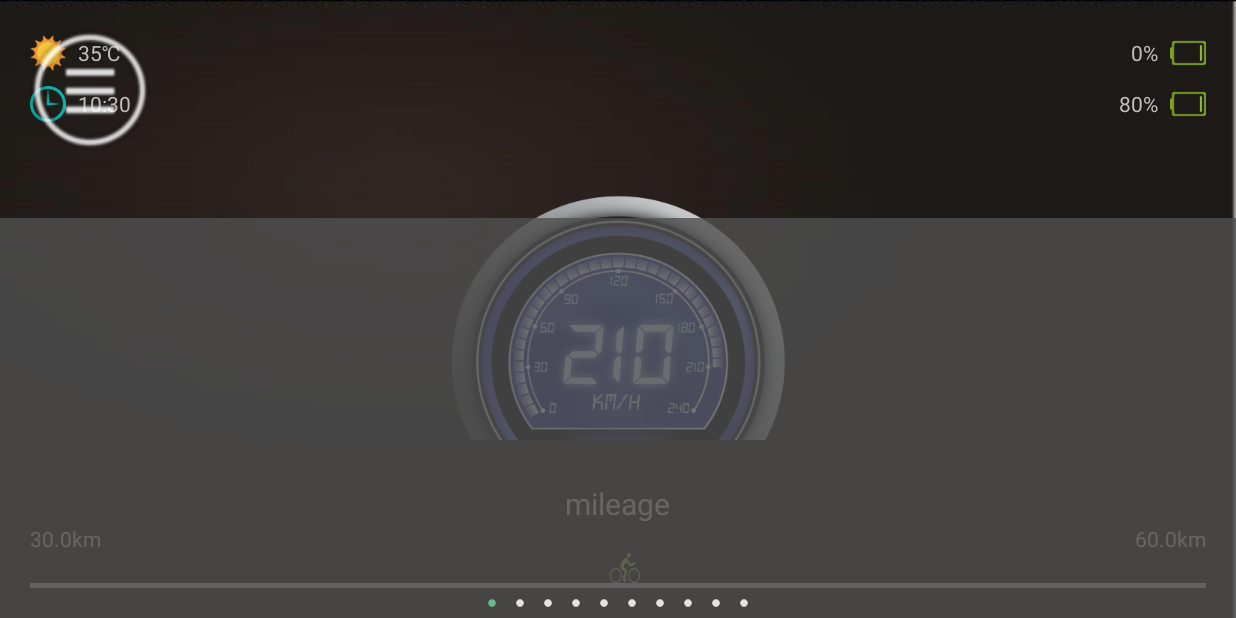
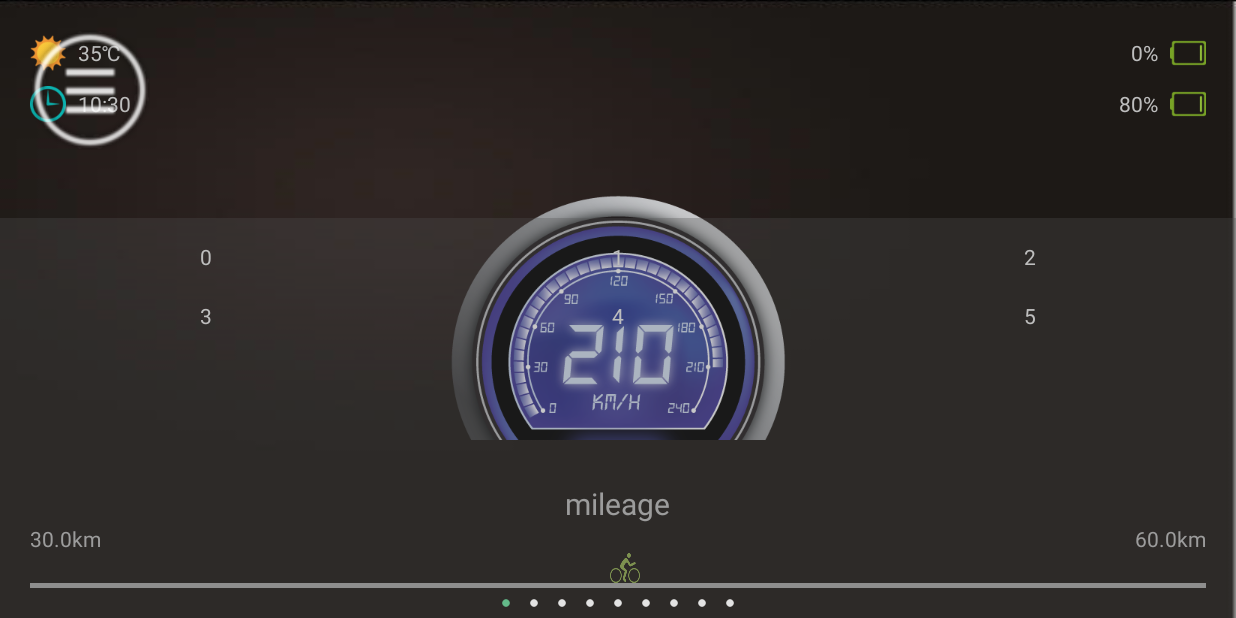
Before and after one commit to jiangguchuan/IEBicycle, an Android app: the HomeActivity screen opened directly, with no data from a screen before it, after a tap on an icon or button, on a phone screen of 824 x 412 dp (held sideways). Run offline under Robolectric (Android 15) with nearby library versions, the phone set to English and light mode, and no system bars; 2 statements that could not run were skipped.

Commit message:
3
Signed-off-by: Guchuan.Jiang <jiangguchuan@huoyunren.com>

```diff
--- a/app/src/main/java/iebicycle/android/com/iebicycle/HomeActivity.java
+++ b/app/src/main/java/iebicycle/android/com/iebicycle/HomeActivity.java
@@ -1,11 +1,22 @@
 package iebicycle.android.com.iebicycle;
 
 import android.app.Activity;
+import android.content.Context;
 import android.content.Intent;
 import android.os.Bundle;
+import android.view.Gravity;
+import android.view.LayoutInflater;
+import android.view.View;
 import android.widget.ImageView;
+import android.widget.TextView;
 
+import java.util.ArrayList;
+import java.util.List;
+
+import iebicycle.android.com.iebicycle.adapter.PagerGridAdapter;
 import iebicycle.android.com.iebicycle.layout.BottomMenu;
+import iebicycle.android.com.iebicycle.layout.NonScrollableGridView;
+import iebicycle.android.com.iebicycle.layout.PagingGridView;
 import iebicycle.android.com.iebicycle.service.WeatherService;
 import iebicycle.android.com.iebicycle.utils.WebAccessTools;
 
@@ -21,19 +32,9 @@ public class HomeActivity extends Activity {
     protected void onCreate(Bundle savedInstanceState) {
         super.onCreate(savedInstanceState);
         setContentView(R.layout.home_activity);
-        mBottomMenu = new BottomMenu(this).create();
-        mBottomMenu.setOnButtonClickListener(new OnButtonClicked() {
-            @Override
-            public void onMenuBtnClicked() {
-                if (mBottomMenu.isShowing()) {
-                    mBottomMenu.hide();
-                } else {
-                    mBottomMenu.show();
-                }
-            }
-        });
         getFragmentManager().beginTransaction().replace(R.id.fragment_container,
                 new MotormeterFragment()).commit();
+        initBottomView();
 
         Intent intent = new Intent(this, WeatherService.class);
         this.startService(intent);
@@ -49,6 +50,36 @@ public class HomeActivity extends Activity {
 //        }.start();
     }
 
+    private void initBottomView() {
+        mBottomMenu = new BottomMenu(this).create();
+        PagingGridView pagingGridView =
+                (PagingGridView) LayoutInflater.from(this).inflate(R.layout.home_menu, null);
+        List<String> data = new ArrayList<>();
+        for(int i = 0; i < 50; i++) {
+            data.add(i + "");
+        }
+        MenuAdapter adapter = new MenuAdapter(data, this, 3, 2);
+        pagingGridView.setAdapter(adapter);
+        pagingGridView.setOnItemClickedListener(new PagingGridView.OnItemClickedListener() {
+            @Override
+            public void onItemClicked(int position) {
+                android.util.Log.e("jgc", "position -> " + position);
+            }
+        });
+        mBottomMenu.setContentView(pagingGridView);
+        mBottomMenu.setBackgroundColor(0x50505050);
+        mBottomMenu.setOnButtonClickListener(new OnButtonClicked() {
+            @Override
+            public void onMenuBtnClicked() {
+                if (mBottomMenu.isShowing()) {
+                    mBottomMenu.hide();
+                } else {
+                    mBottomMenu.show();
+                }
+            }
+        });
+    }
+
     @Override
     public void onBackPressed() {
         if (mBottomMenu.isShowing()) {
@@ -57,4 +88,30 @@ public class HomeActivity extends Activity {
             super.onBackPressed();
         }
     }
+
+    private class MenuAdapter extends PagerGridAdapter<String> {
+
+        private List<String> mData;
+
+        public MenuAdapter(List<String> data, Context context, int width, int height) {
+            super(data, context, width, height);
+            mData = data;
+        }
+
+        @Override
+        public View getItemView(int position) {
+            TextView view = new TextView(HomeActivity.this);
+            view.setText(mData.get(position));
+            view.setGravity(Gravity.CENTER);
+            return view;
+        }
+
+        @Override
+        public View getGridView() {
+            NonScrollableGridView view = (NonScrollableGridView)
+                    LayoutInflater.from(HomeActivity.this).inflate(R.layout.non_scroll_grid_view, null);
+            return view;
+        }
+    }
+
 }
--- a/app/src/main/java/iebicycle/android/com/iebicycle/MotormeterFragment.java
+++ b/app/src/main/java/iebicycle/android/com/iebicycle/MotormeterFragment.java
@@ -158,9 +158,9 @@ public class MotormeterFragment extends Fragment {
 //        editor.putFloat(KEY_WEATHER_TEMP, mWeatherInfo.getTemp());
 //        editor.commit();
 //
-//        mContext.unregisterReceiver(weatherReceiver);
-//        mContext.unregisterReceiver(batteryReceiver);
-//        mContext.unregisterReceiver(timeReceiver);
+        mContext.unregisterReceiver(weatherReceiver);
+        mContext.unregisterReceiver(batteryReceiver);
+        mContext.unregisterReceiver(timeReceiver);
     }
 
     @Override
--- /dev/null
+++ b/app/src/main/java/iebicycle/android/com/iebicycle/adapter/PagerGridAdapter.java
@@ -0,0 +1,109 @@
+package iebicycle.android.com.iebicycle.adapter;
+
+import android.content.Context;
+import android.support.v4.view.PagerAdapter;
+import android.support.v4.view.ViewPager;
+import android.view.View;
+import android.view.ViewGroup;
+import android.widget.BaseAdapter;
+
+import java.util.ArrayList;
+import java.util.List;
+
+import iebicycle.android.com.iebicycle.layout.NonScrollableGridView;
+
+/**
+ * Created by Guchuan on 2015/10/26.
+ */
+public abstract class PagerGridAdapter<T extends Object> extends PagerAdapter {
+
+    private Context mContext;
+    private List<NonScrollableGridView> mViewList = new ArrayList<>();
+    private List<T> mData;
+    private int mPageItemCount;
+
+    public PagerGridAdapter(List<T> data, Context context, int width, int height) {
+        mData = data;
+        mContext = context;
+        mPageItemCount = width * height;
+        for(int i = 0; i < data.size() / (width * height) + 1; i++) {
+            mViewList.add(getGridView(i, width, height));
+        }
+    }
+
+    @Override
+    public int getCount() {
+        return mViewList.size();
+    }
+
+    @Override
+    public boolean isViewFromObject(View view, Object object) {
+        return view == object;
+    }
+
+    @Override
+    public Object instantiateItem(ViewGroup container, int position) {
+        ((ViewPager) container).addView(mViewList.get(position), 0);
+        return mViewList.get(position);
+    }
+
+    @Override
+    public void destroyItem(ViewGroup container, int position, Object object) {
+        container.removeView((View) object);
+    }
+
+    private NonScrollableGridView getGridView(int pageNum, int width, int height) {
+        NonScrollableGridView gridView =  (NonScrollableGridView) getGridView();
+        gridView.setNumColumns(width);
+        GridAdapter adapter = new GridAdapter(pageNum, width * height);
+        int i = mData.size() - pageNum * width * height;
+        gridView.setAdapter(adapter);
+        return gridView;
+    };
+
+    private final class GridAdapter extends BaseAdapter{
+
+        private int mPageNum;
+
+        public GridAdapter(int pageNum, int pagerCount) {
+            mPageNum = pageNum;
+        }
+
+        @Override
+        public int getCount() {
+            int i = mData.size() - mPageItemCount * mPageNum;
+            return i < mPageItemCount ? i : mPageItemCount;
+        }
+
+        @Override
+        public Object getItem(int position) {
+            return null;
+        }
+
+        @Override
+        public long getItemId(int position) {
+            return position;
+        }
+
+        @Override
+        public View getView(int position, View convertView, ViewGroup parent) {
+            View view = null;
+            if (position + mPageItemCount * mPageNum < mData.size()) {
+                view = getItemView(position + mPageItemCount * mPageNum);
+            }
+            return view;
+        }
+    }
+
+    public int getPageItemCount() {
+        return mPageItemCount;
+    }
+
+    public List<NonScrollableGridView> getGridViews() {
+        return mViewList;
+    }
+
+    public abstract View getItemView(int position);
+
+    public abstract View getGridView();
+}
--- a/app/src/main/java/iebicycle/android/com/iebicycle/layout/BottomMenu.java
+++ b/app/src/main/java/iebicycle/android/com/iebicycle/layout/BottomMenu.java
@@ -3,8 +3,6 @@ package iebicycle.android.com.iebicycle.layout;
 import android.app.Activity;
 import android.content.Context;
 import android.util.DisplayMetrics;
-import android.util.Log;
-import android.view.DragEvent;
 import android.view.LayoutInflater;
 import android.view.MotionEvent;
 import android.view.View;
@@ -17,18 +15,19 @@ import android.widget.ImageView;
 import android.widget.LinearLayout;
 import android.widget.RelativeLayout;
 import android.widget.TextView;
-import android.widget.Toast;
 
 import iebicycle.android.com.iebicycle.R;
 
 public class BottomMenu extends LinearLayout implements OnClickListener, View.OnTouchListener {
+
+    public static final int CONTAINER_HEIGHT = 400;
 
     public interface OnButtonClicked {
         void onMenuBtnClicked();
     }
 
     private Activity mActivity;
-    private View mContainer;
+    private LinearLayout mContainer;
     private TextView mDelete;
     private TextView mCancel;
     private boolean mIsShowing;
@@ -40,7 +39,8 @@ public class BottomMenu extends LinearLayout implements OnClickListener, View.On
     private int mScreenHeight;
     boolean isClick = false;
     private RelativeLayout mMenuLayout;
-    private boolean mReLayout = false;
+    private boolean mMoveIcon = true;
+            ;
 
     public BottomMenu(Context context) {
         super(context);
@@ -50,7 +50,7 @@ public class BottomMenu extends LinearLayout implements OnClickListener, View.On
         mActivity = (Activity) context;
         LayoutInflater.from(context).inflate(R.layout.main_menu_layout, this);
         mMenuLayout = (RelativeLayout) findViewById(R.id.menu_layout);
-        mContainer = findViewById(R.id.menu_item_container);
+        mContainer = (LinearLayout) findViewById(R.id.menu_item_container);
         addMenuBtn(context);
     }
 
@@ -60,8 +60,8 @@ public class BottomMenu extends LinearLayout implements OnClickListener, View.On
         RelativeLayout.LayoutParams lp = new RelativeLayout.LayoutParams(120, 120);
         lp.addRule(RelativeLayout.ALIGN_PARENT_LEFT);
         lp.addRule(RelativeLayout.ALIGN_PARENT_TOP);
-        lp.leftMargin=30;
-        lp.topMargin=30;
+        lp.leftMargin = 30;
+        lp.topMargin = 30;
         mMenuBtn.setLayoutParams(lp);
         mMenuBtn.setId(R.id.menu_btn);
         mMenuLayout.addView(mMenuBtn);
@@ -70,8 +70,8 @@ public class BottomMenu extends LinearLayout implements OnClickListener, View.On
         mMenuBtn.addOnLayoutChangeListener(new OnLayoutChangeListener() {
             @Override
             public void onLayoutChange(View v, int left, int top, int right, int bottom, int oldLeft, int oldTop, int oldRight, int oldBottom) {
-                if (mReLayout) {
-                    mReLayout = false;
+                mMoveIcon = !mMoveIcon;
+                if (mMoveIcon) {
                     mMenuBtn.layout(oldLeft, oldTop, oldRight, oldBottom);
                 }
             }
@@ -87,7 +87,7 @@ public class BottomMenu extends LinearLayout implements OnClickListener, View.On
                 mLastY = (int) event.getRawY();
                 return false;
             case MotionEvent.ACTION_MOVE:
-                mReLayout = false;
+                mMoveIcon = true;
                 int dx = (int) event.getRawX() - mLastX;
                 int dy = (int) event.getRawY() - mLastY;
 
@@ -108,8 +108,8 @@ public class BottomMenu extends LinearLayout implements OnClickListener, View.On
                     bottom = top + v.getHeight();
                 }
                 if (isShowing()) {
-                    if (bottom > mScreenHeight - 400) {
-                        bottom = mScreenHeight - 400;
+                    if (bottom > mScreenHeight - CONTAINER_HEIGHT) {
+                        bottom = mScreenHeight - CONTAINER_HEIGHT;
                         top = bottom - v.getHeight();
                     }
                 } else {
@@ -147,6 +147,22 @@ public class BottomMenu extends LinearLayout implements OnClickListener, View.On
         }
     }
 
+    public void setContentView(View view) {
+        mContainer.addView(view);
+    }
+
+    public void setContentView(int resId) {
+        mContainer.addView(LayoutInflater.from(mActivity).inflate(resId, null));
+    }
+
+    public void setBackgroundResource(int resId) {
+        mContainer.setBackgroundResource(resId);
+    }
+
+    public void setBackgroundColor(int color) {
+        mContainer.setBackgroundColor(color);
+    }
+
     public BottomMenu create() {
         mActivity.addContentView(this, new LayoutParams(ViewGroup.LayoutParams
                 .MATCH_PARENT, ViewGroup.LayoutParams.MATCH_PARENT));
@@ -154,14 +170,13 @@ public class BottomMenu extends LinearLayout implements OnClickListener, View.On
     }
 
     public void show() {
-        mReLayout = true;
-        TranslateAnimation showAnimation = new TranslateAnimation(0, 0, 400, 0);
+        TranslateAnimation showAnimation = new TranslateAnimation(0, 0, CONTAINER_HEIGHT, 0);
         showAnimation.setDuration(200);
         showAnimation.setInterpolator(new AccelerateInterpolator());
         mContainer.setAnimation(showAnimation);
         mContainer.setVisibility(View.VISIBLE);
         mIsShowing = true;
-        if (mMenuBtn.getBottom() > mScreenHeight - 400) {
+        if (mMenuBtn.getBottom() > mScreenHeight - CONTAINER_HEIGHT) {
             showAnimation.setAnimationListener(new Animation.AnimationListener() {
                 @Override
                 public void onAnimationStart(Animation animation) {
@@ -169,9 +184,9 @@ public class BottomMenu extends LinearLayout implements OnClickListener, View.On
 
                 @Override
                 public void onAnimationEnd(Animation animation) {
-                    if (mMenuBtn.getBottom() > mScreenHeight - 400) {
+                    if (mMenuBtn.getBottom() > mScreenHeight - CONTAINER_HEIGHT) {
                         TranslateAnimation ta = new TranslateAnimation(
-                                0, 0, 0, (mScreenHeight - mMenuBtn.getBottom()) - 400);
+                                0, 0, 0, (mScreenHeight - mMenuBtn.getBottom()) - CONTAINER_HEIGHT);
                         ta.setDuration(100);
                         ta.setInterpolator(new AccelerateInterpolator());
                         mMenuBtn.setAnimation(ta);
@@ -182,9 +197,9 @@ public class BottomMenu extends LinearLayout implements OnClickListener, View.On
 
                             @Override
                             public void onAnimationEnd(Animation animation) {
-                                mMenuBtn.layout(mMenuBtn.getLeft(), mScreenHeight - 400 - mMenuBtn.getHeight(),
-                                        mMenuBtn.getRight(), mScreenHeight - 400);
-                                mReLayout = false;
+                                mMoveIcon = true;
+                                mMenuBtn.layout(mMenuBtn.getLeft(), mScreenHeight - CONTAINER_HEIGHT - mMenuBtn.getHeight(),
+                                        mMenuBtn.getRight(), mScreenHeight - CONTAINER_HEIGHT);
                             }
 
                             @Override
@@ -202,13 +217,16 @@ public class BottomMenu extends LinearLayout implements OnClickListener, View.On
     }
 
     public void hide() {
-        mReLayout = true;
-        TranslateAnimation hideAnimation = new TranslateAnimation(0, 0, 0, 400);
+        TranslateAnimation hideAnimation = new TranslateAnimation(0, 0, 0, CONTAINER_HEIGHT);
         hideAnimation.setDuration(200);
         hideAnimation.setInterpolator(new AccelerateInterpolator());
         mContainer.setAnimation(hideAnimation);
         mContainer.setVisibility(View.GONE);
         mIsShowing = false;
+    }
+
+    public void setButtonIcon(int resId) {
+        mMenuBtn.setImageResource(resId);
     }
 
     public boolean isShowing() {
--- a/app/src/main/java/iebicycle/android/com/iebicycle/layout/LoginView.java
+++ b/app/src/main/java/iebicycle/android/com/iebicycle/layout/LoginView.java
@@ -13,6 +13,7 @@ import android.widget.Toast;
 
 import iebicycle.android.com.iebicycle.HomeActivity;
 import iebicycle.android.com.iebicycle.R;
+import iebicycle.android.com.iebicycle.TestActivity;
 
 public class LoginView extends LinearLayout implements OnClickListener {
 
@@ -50,6 +51,7 @@ public class LoginView extends LinearLayout implements OnClickListener {
 //                }
                 break;
             case R.id.btn_register:
+                mContext.startActivity(new Intent(mContext, TestActivity.class));
                 break;
         }
     }
--- a/app/src/main/java/iebicycle/android/com/iebicycle/layout/PagingGridView.java
+++ b/app/src/main/java/iebicycle/android/com/iebicycle/layout/PagingGridView.java
@@ -1,19 +1,17 @@
 package iebicycle.android.com.iebicycle.layout;
 
 import android.content.Context;
-import android.support.v4.view.PagerAdapter;
 import android.support.v4.view.ViewPager;
 import android.util.AttributeSet;
 import android.view.LayoutInflater;
 import android.view.View;
-import android.view.ViewGroup;
+import android.widget.AdapterView;
 import android.widget.LinearLayout;
 
-import java.lang.reflect.Type;
-import java.util.ArrayList;
 import java.util.List;
 
 import iebicycle.android.com.iebicycle.R;
+import iebicycle.android.com.iebicycle.adapter.PagerGridAdapter;
 
 /**
  * Created by Guchuan on 2015/5/22.
@@ -23,6 +21,13 @@ public class PagingGridView extends LinearLayout {
     private Context mContext;
     private ViewPager mViewPager;
     private SimpleViewPagerIndicator mIndicator = null;
+    private OnItemClickedListener mListener;
+    private PagerGridAdapter mAdapter;
+
+
+    public interface OnItemClickedListener {
+        void onItemClicked(int position);
+    }
 
     public PagingGridView(Context context, AttributeSet attrs) {
         super(context, attrs);
@@ -30,47 +35,29 @@ public class PagingGridView extends LinearLayout {
         LayoutInflater.from(context).inflate(R.layout.paging_gridview, this);
         mViewPager = (ViewPager) findViewById(R.id.pager);
         mIndicator = (SimpleViewPagerIndicator) findViewById(R.id.page_indicator);
+    }
 
-        List<NonScrollableGridView> gridViewList = new ArrayList<NonScrollableGridView>();
-        for(int i = 0; i < 10; i++) {
-            NonScrollableGridView view = new NonScrollableGridView(mContext);
-            gridViewList.add(view);
-        }
-        TypePagerAdapter adapter = new TypePagerAdapter(gridViewList);
+    public void setAdapter(final PagerGridAdapter adapter) {
+        mAdapter = adapter;
         mViewPager.setAdapter(adapter);
         mIndicator.setViewPager(mViewPager);
         mIndicator.notifyDataSetChanged();
     }
 
-
-    private final class TypePagerAdapter extends PagerAdapter {
-
-        private List<NonScrollableGridView> mViewList = null;
-
-        public TypePagerAdapter(List<NonScrollableGridView> viewList) {
-            mViewList = viewList;
-        }
-
-        @Override
-        public int getCount() {
-            return mViewList.size();
-        }
-
-        @Override
-        public boolean isViewFromObject(View view, Object object) {
-            return view == object;
-        }
-
-        @Override
-        public Object instantiateItem(ViewGroup container, int position) {
-            ((ViewPager) container).addView(mViewList.get(position), 0);
-            return mViewList.get(position);
-        }
-
-        @Override
-        public void destroyItem(ViewGroup container, int position, Object object) {
-            container.removeView((View) object);
+    public void setOnItemClickedListener(OnItemClickedListener l) {
+        mListener = l;
+        if (mListener != null) {
+            List<NonScrollableGridView> viewList = mAdapter.getGridViews();
+            for (NonScrollableGridView gridView : viewList) {
+                gridView.setOnItemClickListener(new AdapterView.OnItemClickListener() {
+                    @Override
+                    public void onItemClick(AdapterView<?> parent, View view, int position, long id) {
+                        if (mListener != null) {
+                            mListener.onItemClicked(mAdapter.getPageItemCount() * mViewPager.getCurrentItem() + position);
+                        }
+                    }
+                });
+            }
         }
     }
-
 }
--- a/app/src/main/java/iebicycle/android/com/iebicycle/layout/SimpleViewPagerIndicator.java
+++ b/app/src/main/java/iebicycle/android/com/iebicycle/layout/SimpleViewPagerIndicator.java
@@ -123,7 +123,7 @@ public class SimpleViewPagerIndicator extends LinearLayout implements OnPageChan
         this.onPageChangeListener = onPageChangeListener;
     }
 
-    private void setCurrentItem(int position) {
+    private void    setCurrentItem(int position) {
         if (pager != null && pager.getAdapter() != null) {
             int numberOfItems = pager.getAdapter().getCount();
 
--- /dev/null
+++ b/app/src/main/res/layout/activity_test.xml
@@ -0,0 +1,6 @@
+<RelativeLayout xmlns:android="http://schemas.android.com/apk/res/android"
+    xmlns:tools="http://schemas.android.com/tools"
+    android:layout_width="match_parent"
+    android:layout_height="match_parent">
+
+</RelativeLayout>
--- /dev/null
+++ b/app/src/main/res/layout/home_menu.xml
@@ -0,0 +1,5 @@
+<iebicycle.android.com.iebicycle.layout.PagingGridView
+    xmlns:android="http://schemas.android.com/apk/res/android"
+    android:layout_width="match_parent"
+    android:layout_height="match_parent">
+</iebicycle.android.com.iebicycle.layout.PagingGridView>
--- a/app/src/main/res/layout/main_menu_layout.xml
+++ b/app/src/main/res/layout/main_menu_layout.xml
@@ -5,11 +5,13 @@
     android:layout_height="match_parent"
     android:background="@android:color/transparent">
 
-    <iebicycle.android.com.iebicycle.layout.PagingGridView
+
+    <LinearLayout
         android:id="@+id/menu_item_container"
         android:layout_width="match_parent"
         android:layout_height="400px"
-        android:visibility="gone"
-        android:background="#cc505050"
-        android:layout_alignParentBottom="true" />
+        android:layout_alignParentBottom="true"
+        android:visibility="gone">
+
+    </LinearLayout>
 </RelativeLayout>
--- /dev/null
+++ b/app/src/main/res/layout/non_scroll_grid_view.xml
@@ -0,0 +1,13 @@
+<?xml version="1.0" encoding="utf-8"?>
+<iebicycle.android.com.iebicycle.layout.NonScrollableGridView
+    xmlns:android="http://schemas.android.com/apk/res/android"
+    android:id="@+id/gv_event_type_selector"
+    android:layout_width="match_parent"
+    android:layout_height="200dp"
+    android:choiceMode="singleChoice"
+    android:listSelector="@android:color/transparent"
+    android:numColumns="3"
+    android:paddingBottom="13dp"
+    android:paddingTop="16dp"
+    android:scrollbars="none"
+    android:verticalSpacing="20dp"/>
--- /dev/null
+++ b/app/src/main/res/values-w820dp/dimens.xml
@@ -0,0 +1,6 @@
+<resources>
+    <!-- Example customization of dimensions originally defined in res/values/dimens.xml
+         (such as screen margins) for screens with more than 820dp of available width. This
+         would include 7" and 10" devices in landscape (~960dp and ~1280dp respectively). -->
+    <dimen name="activity_horizontal_margin">64dp</dimen>
+</resources>
--- a/app/src/main/res/values/strings.xml
+++ b/app/src/main/res/values/strings.xml
@@ -13,5 +13,6 @@
     <string name="title_activity_home">HomeActivity</string>
     <string name="hello_blank_fragment">Hello blank fragment</string>
     <string name="motor_miles">mileage</string>
+    <string name="title_activity_test">TestActivity</string>
 
 </resources>
```
Also changed, not shown: app/src/main/AndroidManifest.xml (+11 -6 lines), app/src/main/java/iebicycle/android/com/iebicycle/TestActivity.java (added, +16 -0 lines).
